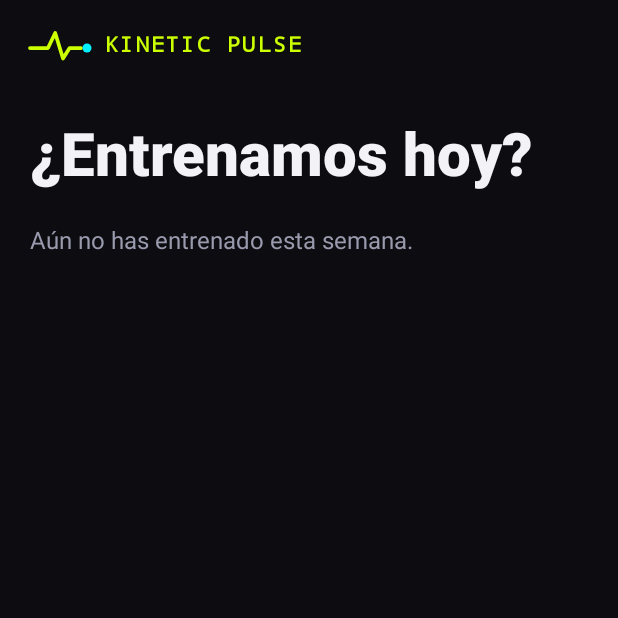
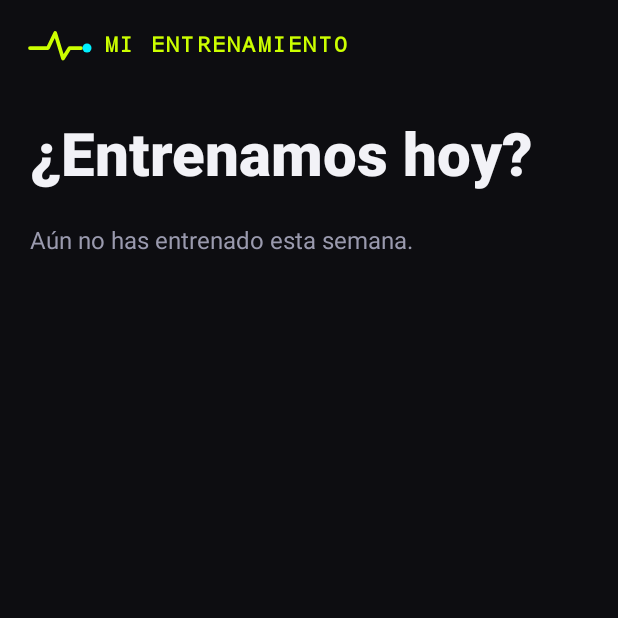
Before and after one commit to Tolstoy789/kinetic-pulse, an Android app built with Jetpack Compose: the screen it shows after launch (MainActivity), on a phone screen of 412 x 824 dp, the top half of it. Run offline under Robolectric (Android 15) with nearby library versions, the phone set to English and light mode, and no system bars; our stand-ins replace Dagger/Hilt's generated code, Room's generated code; libraries missing offline, so code that uses them is left out: com.google.ai.edge; 2 statements that could not run were skipped.

Commit message:
feat: la app se llama ahora «Mi Entrenamiento»
Cambia el nombre visible (bajo el icono y en Inicio). El paquete y el repo no cambian,
así que la app se actualiza encima de la anterior sin perder datos.

Co-Authored-By: Claude Opus 5.5 <noreply@anthropic.com>
Claude-Session: https://claude.ai/code/session_01Vrt3XLg9Y7okM63McEXHvK

```diff
--- a/app/src/main/res/values/strings.xml
+++ b/app/src/main/res/values/strings.xml
@@ -1,6 +1,6 @@
 <?xml version="1.0" encoding="utf-8"?>
 <resources>
-    <string name="app_name">Kinetic Pulse</string>
+    <string name="app_name">Mi Entrenamiento</string>
 
     <!-- Inicio -->
     <string name="home_title">¿Entrenamos hoy?</string>
```
Also changed, not shown: 4 other files.
